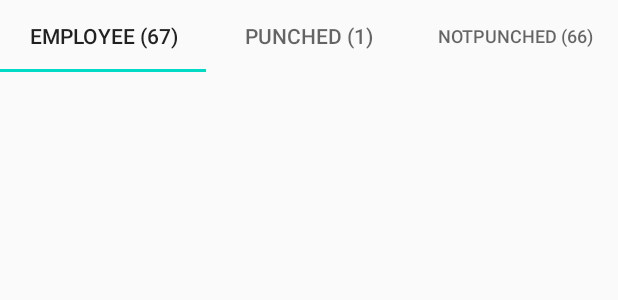
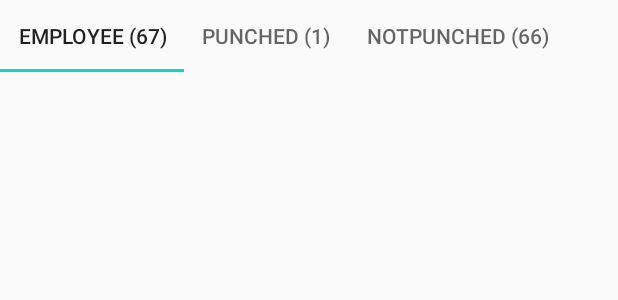
Before and after one commit to akshat-akki/BioPunchNew, an Android app: the layout activity_dash_board_h_r.xml on its own in the app's theme, with its tools: preview values and no code run, on a phone screen of 412 x 824 dp. Shown: the top 300 px of the screen. Run offline under Robolectric (Android 15) with nearby library versions, the phone set to English and light mode, and no system bars.

Commit message:
xml changes

```diff
--- a/app/src/main/res/layout/activity_dash_board_h_r.xml
+++ b/app/src/main/res/layout/activity_dash_board_h_r.xml
@@ -19,7 +19,9 @@
             android:layout_width="match_parent"
             android:layout_height="wrap_content"
             app:tabGravity="fill"
-            app:tabMaxWidth="0dp">
+            app:tabMaxWidth="0dp"
+            android:theme="@style/TabLayout_Theme"
+            app:tabMode="scrollable">
 
             <com.google.android.material.tabs.TabItem
                 android:id="@+id/EmployeeTab"
--- a/app/src/main/res/values/styles.xml
+++ b/app/src/main/res/values/styles.xml
@@ -6,5 +6,7 @@
         <item name="colorPrimaryDark">@color/colorPrimaryDark</item>
         <item name="colorAccent">@color/colorAccent</item>
     </style>
-
+    <style name="TabLayout_Theme" parent="@style/AppTheme">
+        <item name="android:singleLine">true</item>
+    </style>
 </resources>
```
